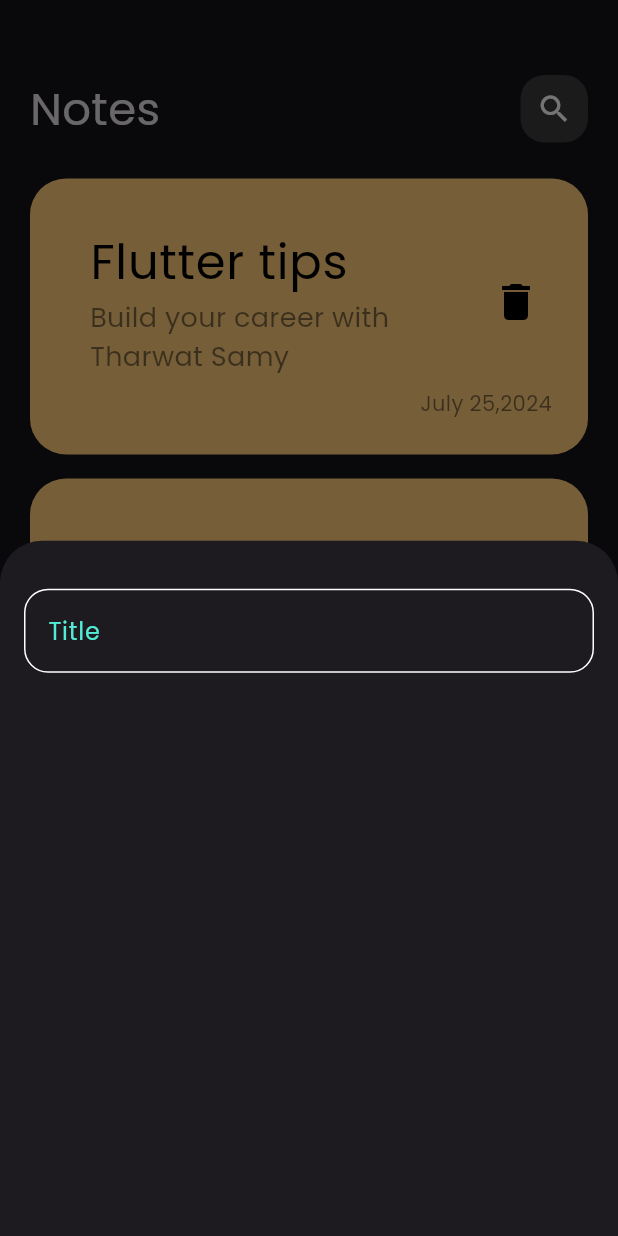
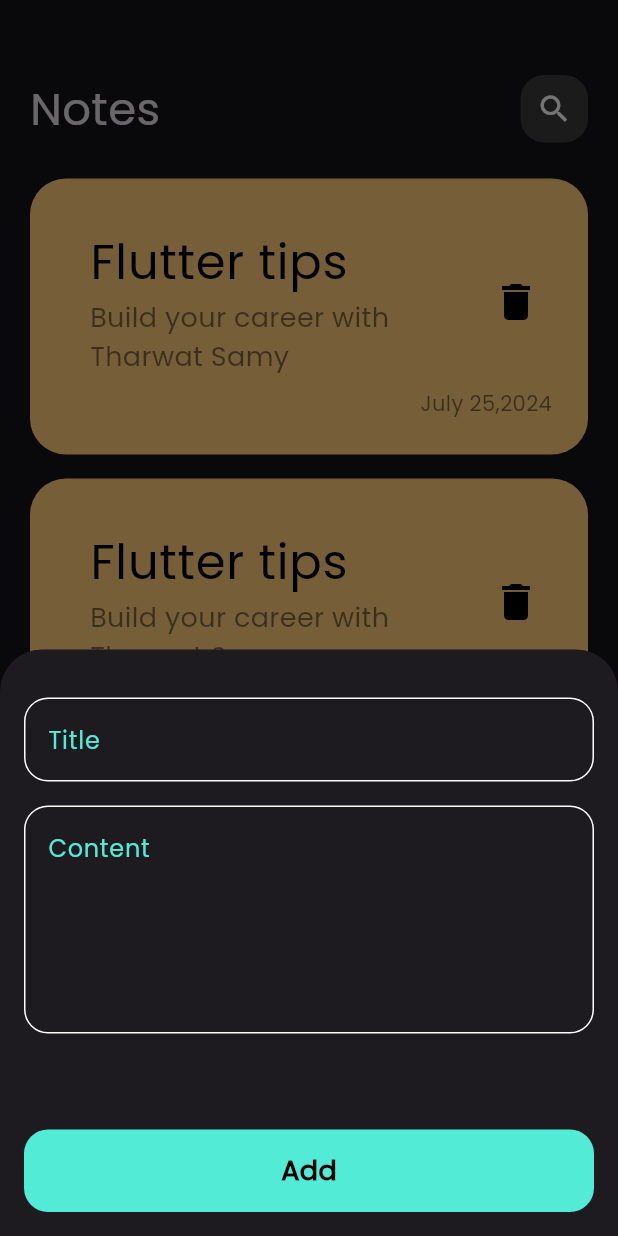
Before and after one commit to ahmedgamalz/notes-app, a Flutter app: the screen it shows after launch, after a tap on the "add" icon, on a phone screen of 412 x 824 dp. Run offline on Flutter 3.47's test engine with Material 3 defaults, Android fonts, the phone set to English and light mode, and no system bars.

Commit message:
finish add note button sheet

```diff
--- a/lib/views/notes_view.dart
+++ b/lib/views/notes_view.dart
@@ -1,6 +1,7 @@
 import 'package:flutter/cupertino.dart';
 import 'package:flutter/material.dart';
 import 'package:notes_app/constants.dart';
+import 'package:notes_app/views/widgets/add_notes_button_sheet.dart';
 import 'package:notes_app/views/widgets/notes_view_body.dart';
 
 class NotesView extends StatelessWidget {
@@ -28,47 +29,3 @@ class NotesView extends StatelessWidget {
     );
   }
 }
-
-class AddNoteButtonSheet extends StatelessWidget {
-  const AddNoteButtonSheet({super.key});
-
-  @override
-  Widget build(BuildContext context) {
-    return Column(
-      children: [
-        SizedBox(
-          height: 32,
-        ),
-        CustomTextField()
-      ],
-    );
-  }
-}
-
-class CustomTextField extends StatelessWidget {
-  const CustomTextField({
-    super.key,
-  });
-
-  @override
-  Widget build(BuildContext context) {
-    return Padding(
-      padding: const EdgeInsets.symmetric(horizontal: 16),
-      child: TextField(
-        decoration: InputDecoration(
-            hintText: 'Title',
-            hintStyle: TextStyle(color: kPrimaryColor),
-            border: BuildBorder(),
-            enabledBorder: BuildBorder(),
-            focusedBorder: BuildBorder(kPrimaryColor)),
-        cursorColor: kPrimaryColor,
-      ),
-    );
-  }
-
-  OutlineInputBorder BuildBorder([color]) {
-    return OutlineInputBorder(
-        borderRadius: BorderRadius.circular(16),
-        borderSide: BorderSide(color: color ?? Colors.white));
-  }
-}
--- /dev/null
+++ b/lib/views/widgets/add_notes_button_sheet.dart
@@ -0,0 +1,38 @@
+import 'package:flutter/material.dart';
+import 'package:notes_app/constants.dart';
+import 'package:notes_app/views/widgets/custom_button.dart';
+import 'package:notes_app/views/widgets/custom_textField.dart';
+
+class AddNoteButtonSheet extends StatelessWidget {
+  const AddNoteButtonSheet({super.key});
+
+  @override
+  Widget build(BuildContext context) {
+    return const SingleChildScrollView(
+      child: Column(
+        children: [
+          SizedBox(
+            height: 32,
+          ),
+          CustomTextField(
+            hint: 'Title',
+          ),
+          SizedBox(
+            height: 16,
+          ),
+          CustomTextField(
+            hint: 'Content',
+            maxlines: 5,
+          ),
+          SizedBox(
+            height: 64,
+          ),
+          CustomButton(),
+          SizedBox(
+            height: 16,
+          ),
+        ],
+      ),
+    );
+  }
+}
--- /dev/null
+++ b/lib/views/widgets/custom_button.dart
@@ -0,0 +1,26 @@
+import 'package:flutter/material.dart';
+import 'package:notes_app/constants.dart';
+
+class CustomButton extends StatelessWidget {
+  const CustomButton({super.key});
+
+  @override
+  Widget build(BuildContext context) {
+    return Padding(
+      padding: const EdgeInsets.symmetric(horizontal: 16),
+      child: Container(
+        decoration: BoxDecoration(
+            color: kPrimaryColor, borderRadius: BorderRadius.circular(16)),
+        width: MediaQuery.of(context).size.width,
+        height: 55,
+        child: Center(
+          child: Text(
+            'Add',
+            style: TextStyle(
+                color: Colors.black, fontWeight: FontWeight.bold, fontSize: 18),
+          ),
+        ),
+      ),
+    );
+  }
+}
--- /dev/null
+++ b/lib/views/widgets/custom_textField.dart
@@ -0,0 +1,31 @@
+import 'package:flutter/material.dart';
+import 'package:notes_app/constants.dart';
+
+class CustomTextField extends StatelessWidget {
+  const CustomTextField({super.key, required this.hint, this.maxlines = 1});
+
+  final String hint;
+  final int maxlines;
+  @override
+  Widget build(BuildContext context) {
+    return Padding(
+      padding: const EdgeInsets.symmetric(horizontal: 16),
+      child: TextField(
+        maxLines: maxlines,
+        decoration: InputDecoration(
+            hintText: hint,
+            hintStyle: TextStyle(color: kPrimaryColor),
+            border: BuildBorder(),
+            enabledBorder: BuildBorder(),
+            focusedBorder: BuildBorder(kPrimaryColor)),
+        cursorColor: kPrimaryColor,
+      ),
+    );
+  }
+
+  OutlineInputBorder BuildBorder([color]) {
+    return OutlineInputBorder(
+        borderRadius: BorderRadius.circular(16),
+        borderSide: BorderSide(color: color ?? Colors.white));
+  }
+}
```
